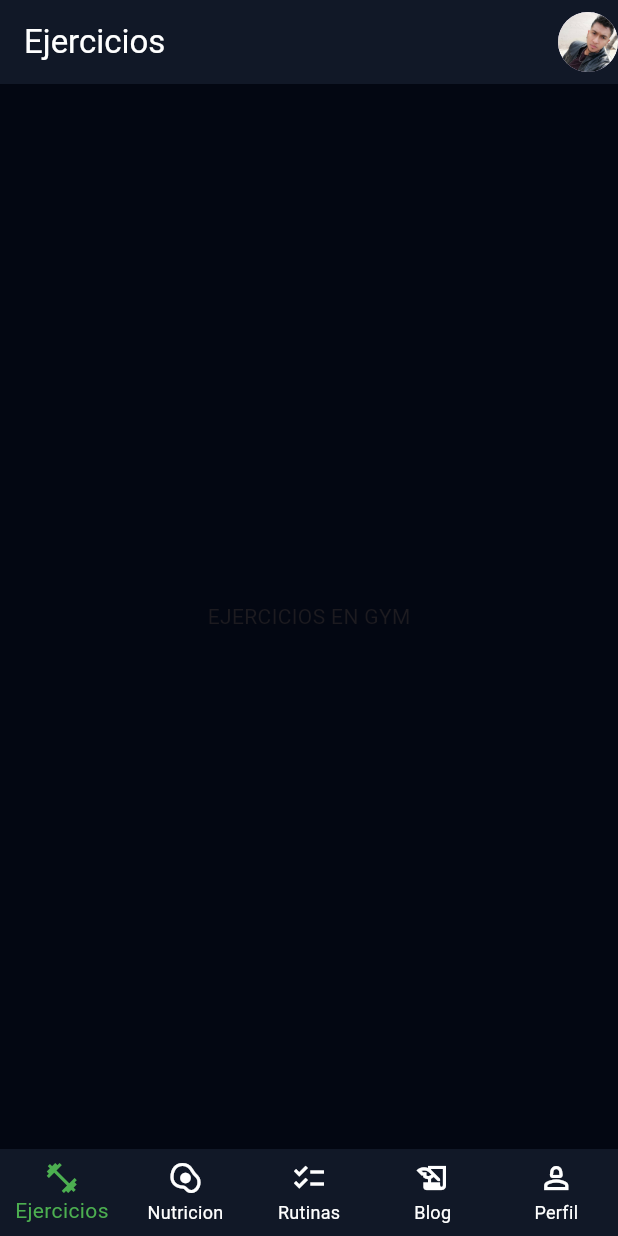
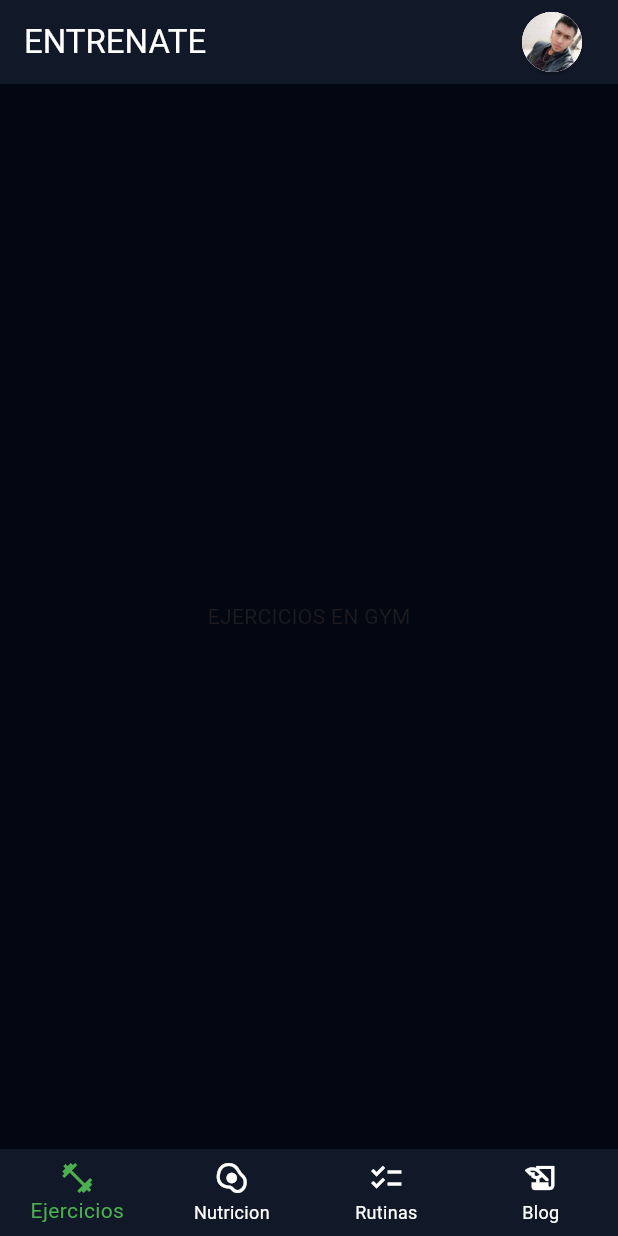
Before and after one commit to JasubiPL/Entrenate-App, a Flutter app: the screen it shows after launch, on a phone screen of 412 x 824 dp. Run offline on Flutter 3.47's test engine with Material 3 defaults, Android fonts, the light colour scheme and no system bars.

Commit message:
Se crean las pantallas principales

```diff
--- a/lib/screens/exercises_screen.dart
+++ b/lib/screens/exercises_screen.dart
@@ -13,11 +13,11 @@ class ExercisesScreen extends StatelessWidget {
 
     return const Scaffold(
       backgroundColor: bgColor,
-      appBar: MyAppBar(screenTitle: 'Ejercicios'),
+      appBar: MyAppBar(screenTitle: 'ENTRENATE'),
       body: Center(
         child: Text('EJERCICIOS EN GYM'),
       ),
-      bottomNavigationBar: Navbar(),
+      bottomNavigationBar: Navbar(index: 0),
     );
   }
 }
--- a/lib/widgets/my_appbar.dart
+++ b/lib/widgets/my_appbar.dart
@@ -1,3 +1,4 @@
+import 'package:entrenate/screens/profile_screen.dart';
 import 'package:flutter/material.dart';
 
 class MyAppBar extends StatelessWidget implements PreferredSizeWidget{
@@ -17,8 +18,15 @@ class MyAppBar extends StatelessWidget implements PreferredSizeWidget{
         backgroundColor: primaryColor,
         title: Text(screenTitle, style: const TextStyle(color: Colors.white)),
         foregroundColor: Colors.white,
-        actions: const [
-          CircleAvatar(backgroundImage: AssetImage('assets/img/Perfil.jpg'), )
+        actions:  [
+          ElevatedButton(
+            style: ElevatedButton.styleFrom(shape: const CircleBorder()),
+            onPressed: () {
+              final route = MaterialPageRoute(builder: ( context ) => const ProfileScreen());
+              Navigator.push(context, route);
+            },
+            child: const CircleAvatar(backgroundImage: AssetImage('assets/img/Perfil.jpg')),
+          )
         ],
       );
   }
--- a/lib/widgets/navbar.dart
+++ b/lib/widgets/navbar.dart
@@ -3,8 +3,11 @@ import 'package:flutter/material.dart';
 
 
 class Navbar extends StatelessWidget {
+  final int index;
+
   const Navbar({
     super.key,
+    required this.index
   });
 
   final pages = const [ExercisesScreen(), NutritionScreen(), RoutineScreen(), BlogScreen(), ProfileScreen() ];
@@ -21,7 +24,7 @@ class Navbar extends StatelessWidget {
       },
       type: BottomNavigationBarType.fixed,
       backgroundColor: primaryColor,
-      currentIndex: 0,
+      currentIndex: index,
       selectedItemColor: Colors.green,
       unselectedItemColor: Colors.white,
       elevation: 0,
@@ -45,11 +48,6 @@ class Navbar extends StatelessWidget {
           label: 'Blog',
 
         ),
-                BottomNavigationBarItem(
-          icon: Icon(Icons.person_2_outlined),
-          label: 'Perfil',
-
-        ),
       ],
       );
   }
```
Also changed, not shown: lib/screens/blog_screen.dart (+9 -0 lines), lib/screens/nutrition_screen.dart (+9 -0 lines), lib/screens/profile_screen.dart (+9 -1 lines), lib/screens/routine_screen.dart (+10 -1 lines).
